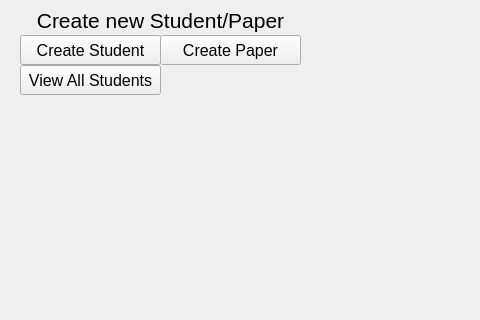
First picture: the form in ui/mainPanel.ui, repository SuperMonkeyRules/DTPythonL3, before the edit; both pictures show x 0 to 480 and y 125 to 445 of the 480 by 640 pixel window.
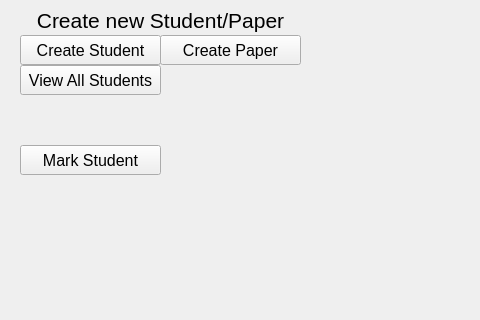
Second picture: the form after the edit.

Commit message: Push from laptop Starting grade changer

Diff of the .ui file:
```diff
--- a/ui/mainPanel.ui
+++ b/ui/mainPanel.ui
@@ -157,6 +157,24 @@
      <string>View All Students</string>
     </property>
    </widget>
+   <widget class="QPushButton" name="markStudentBTN">
+    <property name="geometry">
+     <rect>
+      <x>20</x>
+      <y>270</y>
+      <width>141</width>
+      <height>30</height>
+     </rect>
+    </property>
+    <property name="font">
+     <font>
+      <pointsize>12</pointsize>
+     </font>
+    </property>
+    <property name="text">
+     <string>Mark Student</string>
+    </property>
+   </widget>
   </widget>
  </widget>
  <resources/>
```
The commit also changes 3 other files.
